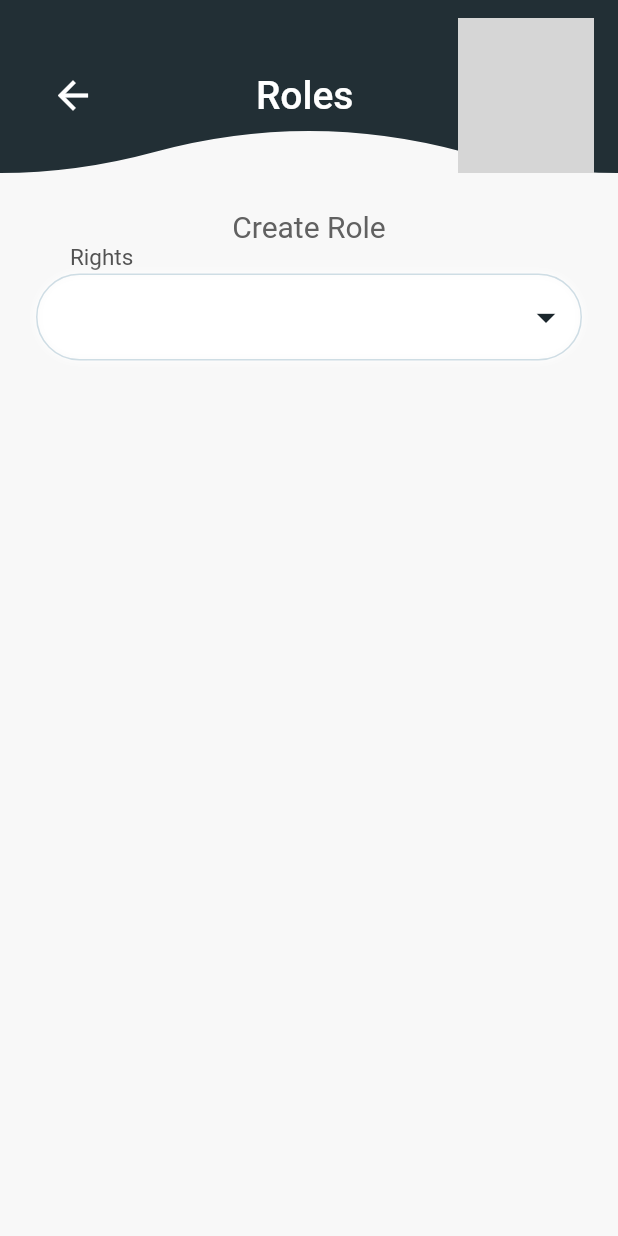
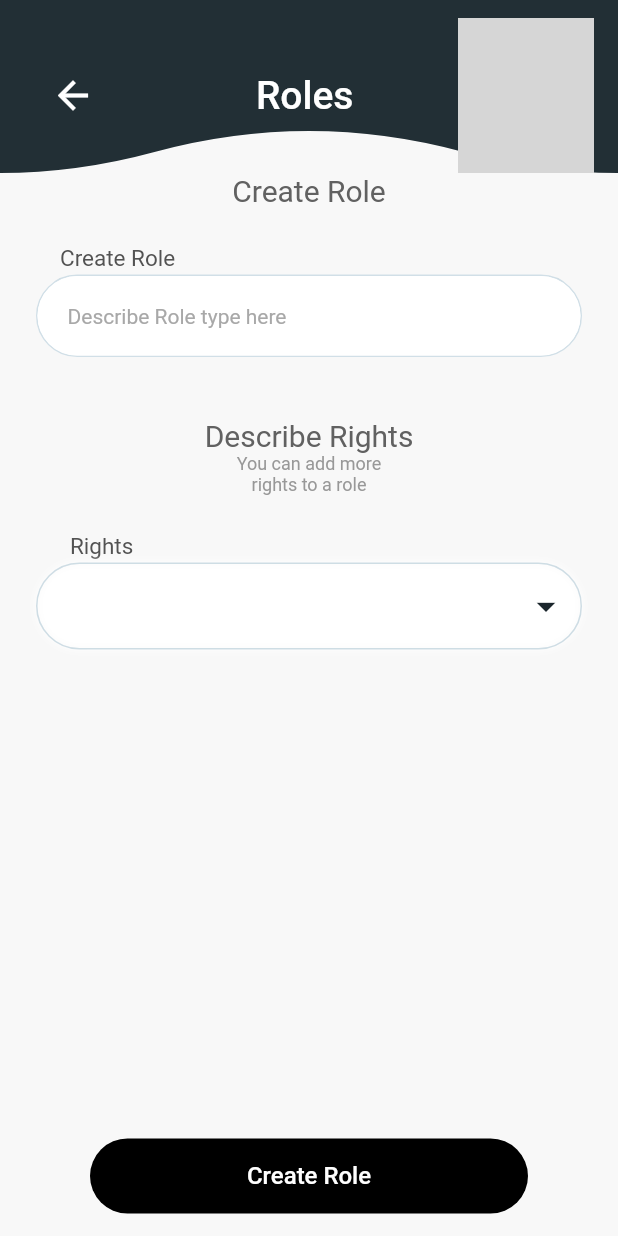
Before and after one commit to El-Sayed-Mustafa/Tennis-App, a Flutter app: the screen it shows after launch, on a phone screen of 412 x 824 dp. Run offline on Flutter 3.47's test engine with Material 2 defaults, Android fonts, the phone set to English and light mode, and no system bars; our stand-ins replace bloc, cached_network_image, carousel_slider, cloud_firestore, curved_navigation_bar, firebase_auth and 11 more; accounts and stored records are empty; Roboto replaces fonts that are missing (Poppins); grey boxes are pictures that could not be loaded.

Commit message:
CreateRole screen UI Done

```diff
--- a/lib/Main-Features/Featured/roles/create_role/view/create_role_screen.dart
+++ b/lib/Main-Features/Featured/roles/create_role/view/create_role_screen.dart
@@ -1,6 +1,9 @@
 import 'package:flutter/material.dart';
 import 'package:go_router/go_router.dart';
+import 'package:tennis_app/Main-Features/Featured/roles/create_role/view/widgets/name_role.dart';
 import 'package:tennis_app/Main-Features/Featured/roles/create_role/view/widgets/rights_selector.dart';
+import 'package:tennis_app/core/utils/widgets/custom_button.dart';
+import 'package:tennis_app/core/utils/widgets/text_field.dart';
 
 import '../../../../../core/utils/widgets/app_bar_wave.dart';
 
@@ -10,6 +13,8 @@ class CreateRole extends StatelessWidget {
   @override
   Widget build(BuildContext context) {
     final screenWidth = MediaQuery.of(context).size.width;
+    final screenHeight = MediaQuery.of(context).size.height;
+    final TextEditingController roleController = TextEditingController();
 
     return Scaffold(
       body: Container(
@@ -31,12 +36,13 @@ class CreateRole extends StatelessWidget {
               text: '   Roles',
               suffixIconPath: '',
             ),
-            const Padding(
-              padding: EdgeInsets.all(24),
+            Expanded(
+              child: Padding(
+                padding: const EdgeInsets.symmetric(horizontal: 24),
                 child: Column(
                   crossAxisAlignment: CrossAxisAlignment.center,
                   children: [
-                  Text(
+                    const Text(
                       'Create Role',
                       style: TextStyle(
                         color: Color(0xFF616161),
@@ -45,8 +51,44 @@ class CreateRole extends StatelessWidget {
                         fontWeight: FontWeight.w400,
                       ),
                     ),
-                  RightSelector(),
+                    SizedBox(height: screenHeight * .03),
+                    CustomTextFormField(controller: roleController),
+                    SizedBox(height: screenHeight * .05),
+                    const Text(
+                      'Describe Rights',
+                      style: TextStyle(
+                        color: Color(0xFF616161),
+                        fontSize: 20,
+                        fontFamily: 'Poppins',
+                        fontWeight: FontWeight.w400,
+                      ),
+                    ),
+                    const Text(
+                      'You can add more \nrights to a role',
+                      textAlign: TextAlign.center,
+                      style: TextStyle(
+                        color: Color(0xFF989898),
+                        fontSize: 12,
+                        fontFamily: 'Poppins',
+                        fontWeight: FontWeight.w400,
+                      ),
+                    ),
+                    SizedBox(height: screenHeight * .03),
+                    const RightSelector(),
+                    const Spacer(), // Add Spacer to push the BottomSheetContainer to the bottom
                   ],
+                ),
+              ),
+            ),
+            Align(
+              alignment: Alignment.bottomCenter,
+              child: Container(
+                color: const Color(0xFFF8F8F8),
+                child: BottomSheetContainer(
+                  buttonText: 'Create Role',
+                  onPressed: () {},
+                  color: const Color(0xFFF8F8F8),
+                ),
               ),
             ),
           ],
--- /dev/null
+++ b/lib/Main-Features/Featured/roles/create_role/view/widgets/name_role.dart
@@ -0,0 +1,56 @@
+import 'package:flutter/material.dart';
+
+class CustomTextFormField extends StatelessWidget {
+  final TextEditingController controller;
+
+  const CustomTextFormField({Key? key, required this.controller})
+      : super(key: key);
+
+  @override
+  Widget build(BuildContext context) {
+    return Column(
+      crossAxisAlignment: CrossAxisAlignment.start,
+      children: [
+        const Padding(
+          padding: EdgeInsets.only(left: 16.0, bottom: 2),
+          child: Text(
+            'Create Role',
+            style: TextStyle(
+              color: Color(0xFF525252),
+              fontSize: 15,
+              fontFamily: 'Poppins',
+              fontWeight: FontWeight.w400,
+            ),
+          ),
+        ),
+        Container(
+          decoration: BoxDecoration(
+            borderRadius: BorderRadius.circular(50),
+            border: Border.all(color: Color(0x300A557F), width: 1),
+            color: Colors.white,
+          ),
+          child: TextFormField(
+            controller: controller,
+            decoration: InputDecoration(
+              border: OutlineInputBorder(
+                borderRadius: BorderRadius.circular(50),
+                borderSide: BorderSide.none, // Remove the line
+              ),
+              filled: true,
+              hintText: 'Describe Role type here',
+              hintStyle: const TextStyle(
+                color: Color(0xFFA8A8A8),
+                fontSize: 14,
+                fontFamily: 'Poppins',
+                fontWeight: FontWeight.w400,
+              ),
+              fillColor: Colors.white,
+              contentPadding:
+                  const EdgeInsets.symmetric(horizontal: 20, vertical: 17),
+            ),
+          ),
+        ),
+      ],
+    );
+  }
+}
--- a/lib/core/utils/widgets/text_field.dart
+++ b/lib/core/utils/widgets/text_field.dart
@@ -107,7 +107,7 @@ class InputTextWithHint extends StatelessWidget {
             isPassword: false,
             validate: (value) {
               if (value!.isEmpty) {
-                return 'Please enter your email address';
+                return 'Please this field is required';
               }
               return null;
             },
```
Lines whose indentation alone changed are shown as unchanged.
